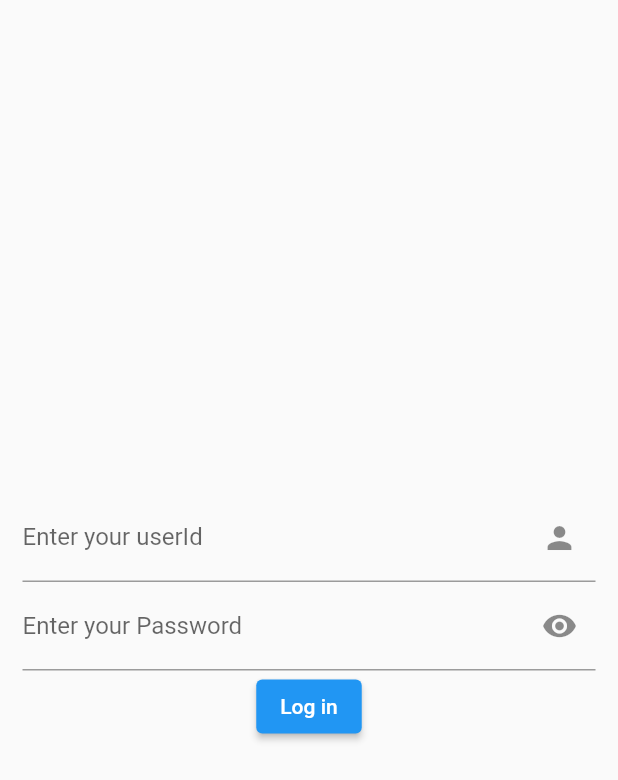
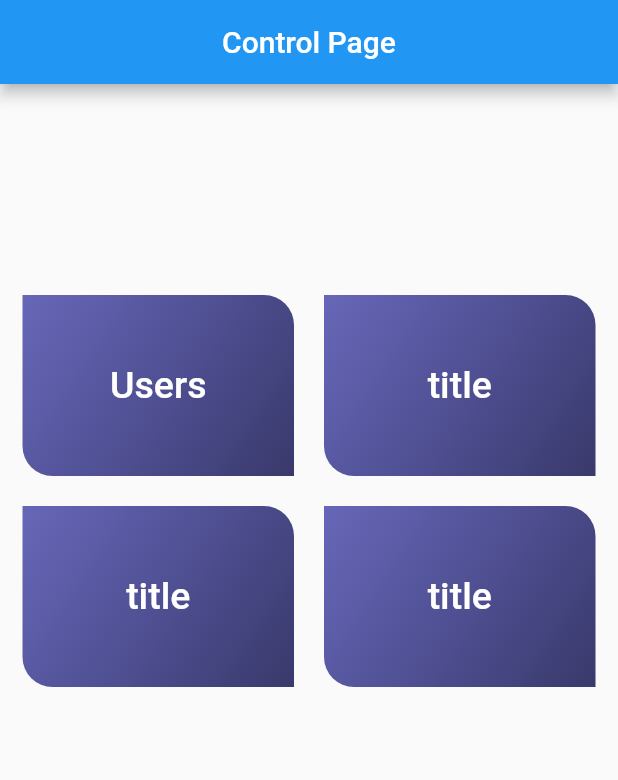
Before and after one commit to swilam202/cafe-system, a Flutter app: the screen it shows after launch, on a phone screen of 412 x 824 dp. Shown: the top 780 px of the screen. Run offline on Flutter 3.47's test engine with Material 2 defaults, Android fonts, the phone set to English and light mode, and no system bars; our stand-ins replace get, sqflite; accounts and stored records are empty.

Commit message:
added database controller admin dashboard employees screen

```diff
--- /dev/null
+++ b/lib/components/grid button.dart
@@ -0,0 +1,33 @@
+import 'package:flutter/material.dart';
+
+Widget gridButton(String title, Function() function) {
+  return GestureDetector(
+    onTap: function,
+    child: Container(
+      decoration: const BoxDecoration(
+        gradient: LinearGradient(
+          colors: [
+            Color.fromRGBO(40, 40, 155, 0.7),
+            Color.fromRGBO(36, 36, 91, 0.9),
+          ],
+          begin: Alignment.topLeft,
+          end: Alignment.bottomRight,
+        ),
+        borderRadius: BorderRadius.only(
+          topRight: Radius.circular(20),
+          bottomLeft: Radius.circular(20),
+        ),
+      ),
+      child: Center(
+        child: Text(
+          title,
+          style: const TextStyle(
+            fontSize: 25,
+            color: Colors.white,
+            fontWeight: FontWeight.w500,
+          ),
+        ),
+      ),
+    ),
+  );
+}
--- /dev/null
+++ b/lib/database/sqldb.dart
@@ -0,0 +1,61 @@
+import 'package:sqflite/sqflite.dart';
+import 'package:path/path.dart';
+
+class SQLDB {
+  static Database? _db;
+
+  Future<Database> get db async {
+    if (_db == null)
+      return _db = await initDatabase();
+    else
+      return _db!;
+  }
+
+  initDatabase() async {
+    String dbpath = await getDatabasesPath();
+    String path = join(dbpath, 'cafe.db');
+
+    Database myDb = await openDatabase(path, version: 1, onCreate: _onCreate);
+    return myDb;
+  }
+
+  _onCreate(Database db, int version) async {
+    await db.execute('''
+    CREATE TABLE "users"(
+    id INTEGER PRIMARY KEY AUTOINCREMENT,
+    name TEXT,
+    username TEXT,
+    password TEXT,
+    permissions INTEGER)
+    ''');
+    print('database created+++++++++++++++++++++++++++');
+  }
+
+  queryData(String tableName) async {
+    List response = await _db!.query(tableName);
+    return response;
+  }
+
+  insertData(String tableName, Map<String, Object> map) async {
+    int response = await _db!.insert(tableName, map);
+    return response;
+  }
+
+  deleteData(String tableName, int id) async {
+    int response = await _db!.delete(tableName, where: 'id', whereArgs: [id]);
+    return response;
+  }
+
+  updateData(String tableName, Map<String, Object> map, int id) async {
+    int response =
+        await _db!.update(tableName, map, where: 'id = ?', whereArgs: [id]);
+    return response;
+  }
+
+  deletedatabase() async {
+    String dbpath = await getDatabasesPath();
+    String path = join(dbpath, 'cafe.db');
+    deleteDatabase(path);
+    print('database deleted-------------------------');
+  }
+}
--- a/lib/main.dart
+++ b/lib/main.dart
@@ -1,5 +1,7 @@
+import 'package:cafe/pages/admin%20pages/users%20info.dart';
 import 'package:flutter/material.dart';
 
+import 'pages/admin pages/admin home page.dart';
 import 'pages/loginPage.dart';
 
 void main() {
@@ -17,7 +19,12 @@ class MyApp extends StatelessWidget {
       theme: ThemeData(
         primarySwatch: Colors.blue,
       ),
-      home: LogIn(),
+      initialRoute: 'admin',
+      routes: {
+        'login':(context)=>LogIn(),
+        'admin':(context)=>AdminHomePage(),
+        'users':(context)=>UserInfo(),
+      },
     );
   }
 }
--- /dev/null
+++ b/lib/pages/admin pages/admin home page.dart
@@ -0,0 +1,50 @@
+import 'package:cafe/database/sqldb.dart';
+import 'package:flutter/material.dart';
+import '../../components/grid button.dart';
+
+class AdminHomePage extends StatefulWidget {
+  @override
+  State<AdminHomePage> createState() => _AdminHomePageState();
+}
+
+class _AdminHomePageState extends State<AdminHomePage> {
+  SQLDB sqldb = SQLDB();
+
+  @override
+  void initState() {
+    // TODO: implement initState
+    super.initState();
+    sqldb.db;
+  }
+
+  @override
+  Widget build(BuildContext context) {
+    return Scaffold(
+      appBar: AppBar(
+        title: const Text('Control Page'),
+        centerTitle: true,
+
+      ),
+      body: Padding(
+        padding: const EdgeInsets.symmetric(horizontal: 15),
+        child: GridView.count(
+          crossAxisCount: 2,
+          mainAxisSpacing: 20,
+          crossAxisSpacing: 20,
+          childAspectRatio: 1.5,
+          children: [
+            SizedBox(),
+            SizedBox(),
+            gridButton('Users',(){
+              Navigator.of(context).pushNamed('users');
+            }),
+            gridButton('title',(){}),
+            gridButton('title',(){}),
+            gridButton('title',(){}),
+
+          ],
+        ),
+      ),
+    );
+  }
+}
--- a/lib/pages/loginPage.dart
+++ b/lib/pages/loginPage.dart
@@ -1,14 +1,16 @@
 
 import 'package:flutter/material.dart';
+import 'package:get/get.dart';
 
 import '../controllers/data controller.dart';
-import 'home page.dart';
+import 'admin pages/admin home page.dart';
 
 class LogIn extends StatelessWidget {
 
   GlobalKey<FormState> key = GlobalKey();
   TextEditingController emailController = TextEditingController();
   TextEditingController passController = TextEditingController();
+  DataController dataController = Get.put(DataController());
 
   @override
   Widget build(BuildContext context) {
@@ -29,8 +31,8 @@ class LogIn extends StatelessWidget {
                 ),
                 keyboardType: TextInputType.text,
                 validator: (value){
-                  if (DataController().users[0]['email'] != value)
-                    return 'incorrect email';
+                  if (dataController.users[1]['password'] != value)
+                    return 'Password is incorrect';
                   else
                     return null;
                 },
@@ -45,17 +47,17 @@ class LogIn extends StatelessWidget {
                 obscureText: true,
                 obscuringCharacter: '*',
                 keyboardType: TextInputType.visiblePassword,
-                validator: (value){
-                  if (DataController().users[0]['password'] != value)
-                    return 'incorrect password';
+                validator: (value) {
+                  if (dataController.users[1]['email'] != value)
+                    return 'Email is incorrect';
                   else
                     return null;
-                },
+                }
               ),
 
               ElevatedButton(onPressed: (){
                 if(key.currentState!.validate()){
-                  Navigator.of(context).push(MaterialPageRoute(builder: (context)=>HomePage()));
+                  Navigator.of(context).push(MaterialPageRoute(builder: (context)=>AdminHomePage()));
                 }
                 else
                   return;
```
Also changed, not shown: lib/components/user lists.dart (added, +18 -0 lines), lib/controllers/data controller.dart (+41 -5 lines), lib/pages/admin pages/users info.dart (added, +55 -0 lines), lib/pages/home page.dart (deleted, +0 -12 lines).
